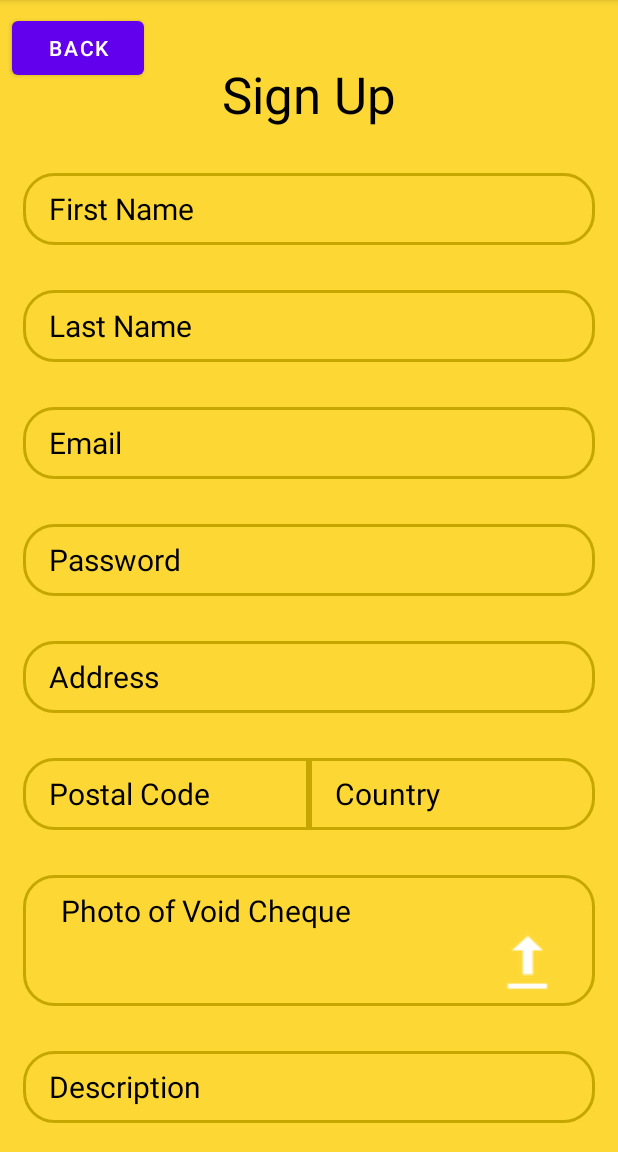
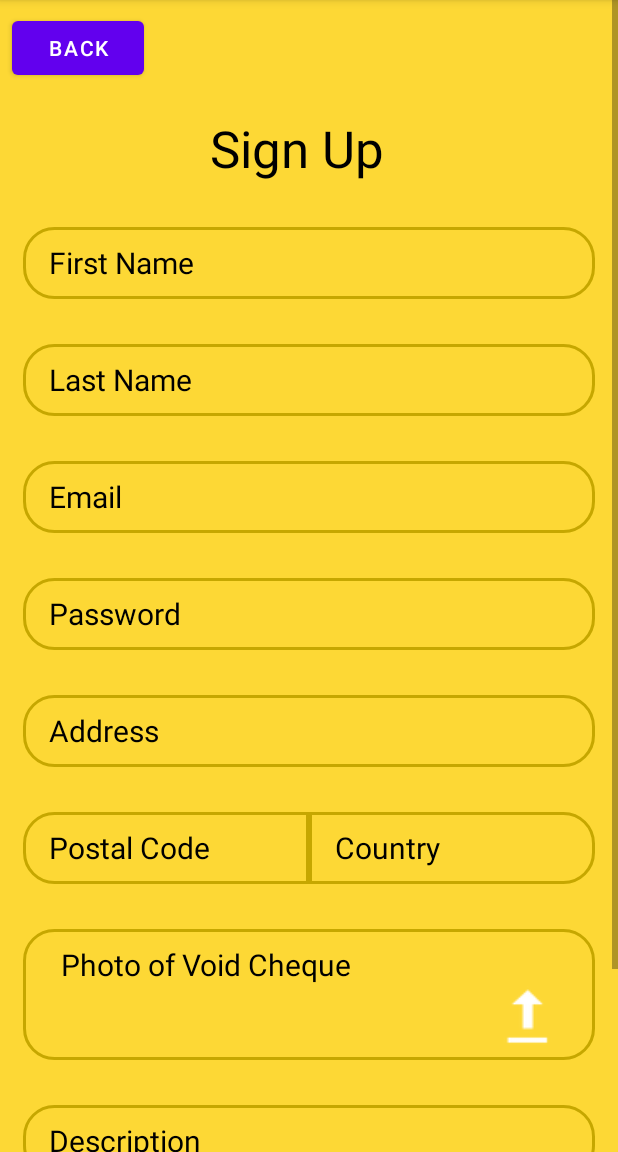
Before and after one commit to Tom-Latimer/Mealer, an Android app: the CookSignUp screen opened directly, with no data from a screen before it, on a phone screen of 412 x 824 dp, the part 84-1236 px from its top. Run offline under Robolectric (Android 15) with nearby library versions, the phone set to English and light mode, and no system bars.

Commit message:
adding changes to cook sign up

```diff
--- a/app/src/main/java/com/example/mealer/CookSignUp.java
+++ b/app/src/main/java/com/example/mealer/CookSignUp.java
@@ -3,18 +3,15 @@ package com.example.mealer;
 import androidx.appcompat.app.AppCompatActivity;
 
 import android.content.Intent;
-import android.graphics.Bitmap;
-import android.graphics.BitmapFactory;
 import android.net.Uri;
 import android.os.Bundle;
 import android.view.View;
 import android.widget.ImageView;
-import android.widget.Toast;
-
-import java.io.FileNotFoundException;
-import java.io.InputStream;
 
 public class CookSignUp extends AppCompatActivity {
+
+    int SELECT_PICTURE = 100;
+    ImageView imgCheque;
 
     @Override
     protected void onCreate(Bundle savedInstanceState) {
@@ -26,32 +23,27 @@ public class CookSignUp extends AppCompatActivity {
         startActivity(new Intent(CookSignUp.this, MainActivity.class));
     }
 
-    //protected void ChooseImageBtn(){
-    //    Intent chooseVoidCheckPhoto = new Intent(Intent.ACTION_PICK);
-    //    chooseVoidCheckPhoto.setType("image/*");
-    //    onActivityForResult(chooseVoidCheckPhoto);
-    //}
+    public void btnCookToHome(View view){
+        startActivity(new Intent(CookSignUp.this, Home.class));
+    }
 
-    //protected void onActivityResult(int requestCode, int resultCode, Intent data){
+    protected void ChooseImageBtn(){
+        Intent chooseVoidCheckPhoto = new Intent();
+        chooseVoidCheckPhoto.setType("image/*");
+        chooseVoidCheckPhoto.setAction(Intent.ACTION_GET_CONTENT);
+        startActivityForResult(Intent.createChooser(chooseVoidCheckPhoto, "Select Picture"), SELECT_PICTURE);
+    }
 
-    //    final Uri photoURI = data.getData();
-    //    final InputStream photoInputStream = getContentResolver().openInputStream(photoURI);
-    //    final Bitmap photoCheque = BitmapFactory.decodeStream(photoInputStream);
-    //    imgCheque.setImageBitmap(photoCheque);
+    protected void onActivityResult(int requestCode, int resultCode, Intent data){
+        super.onActivityResult(requestCode,resultCode,data);
 
-        //if (resultCode == RESULT_OK) {
-        //    try {
-        //        final Uri photoURI = data.getData();
-        //        final InputStream photoInputStream = getContentResolver().openInputStream(photoURI);
-        //        final Bitmap photoCheque = BitmapFactory.decodeStream(photoInputStream);
-        //        imgCheque.setImageBitmap(photoCheque);
-        //    } catch (FileNotFoundException e) {
-        //        e.printStackTrace();
-        //        Toast.makeText(PostImage.this, "There was an issue.", Toast.LENGTH_LONG).show();
-        //    }
-
-        //}else {
-        //    Toast.makeText(PostImage.this, "No image was selected",Toast.LENGTH_LONG).show();
-        //}
-    //}
+        if (resultCode == RESULT_OK){
+            if (requestCode == SELECT_PICTURE){
+                Uri photoURI = data.getData();
+                if (photoURI != null){
+                    imgCheque.setImageURI(photoURI);
+                }
+            }
+        }
+    }
 }
--- a/app/src/main/res/layout/activity_cook_sign_up.xml
+++ b/app/src/main/res/layout/activity_cook_sign_up.xml
@@ -7,6 +7,15 @@
     android:background="#fdd835"
     tools:context=".CookSignUp">
 
+    <ScrollView
+        android:layout_width="match_parent"
+        android:layout_height="match_parent">
+
+        <LinearLayout
+            android:layout_width="match_parent"
+            android:layout_height="wrap_content"
+            android:orientation="vertical" >
+
             <Button
                 android:id="@+id/btnBack"
                 android:layout_width="wrap_content"
@@ -14,21 +23,18 @@
                 android:layout_marginStart="8dp"
                 android:layout_marginTop="8dp"
                 android:onClick="btnBackToMain"
-        android:text="Back"
-        app:layout_constraintStart_toStartOf="parent"
-        app:layout_constraintTop_toTopOf="parent" />
+                android:text="Back" />
 
             <TextView
                 android:id="@+id/sign_up_display2"
                 android:layout_width="wrap_content"
                 android:layout_height="wrap_content"
-        android:layout_marginTop="40dp"
+                android:layout_marginLeft="140dp"
+                android:layout_marginTop="20dp"
                 android:text="@string/sign_up"
+                android:textAlignment="center"
                 android:textColor="#000000"
-        android:textSize="34sp"
-        app:layout_constraintEnd_toEndOf="parent"
-        app:layout_constraintStart_toStartOf="parent"
-        app:layout_constraintTop_toTopOf="parent" />
+                android:textSize="34sp" />
 
             <EditText
                 android:id="@+id/firstNameField2"
@@ -49,10 +55,7 @@
                 android:paddingEnd="17dp"
                 android:paddingBottom="10dp"
                 android:textColorHint="@color/black"
-        android:textSize="20sp"
-        app:layout_constraintEnd_toEndOf="parent"
-        app:layout_constraintStart_toStartOf="parent"
-        app:layout_constraintTop_toBottomOf="@+id/sign_up_display2" />
+                android:textSize="20sp" />
 
             <EditText
                 android:id="@+id/lastNameField2"
@@ -73,11 +76,7 @@
                 android:paddingEnd="17dp"
                 android:paddingBottom="10dp"
                 android:textColorHint="@color/black"
-        android:textSize="20sp"
-        app:layout_constraintEnd_toEndOf="parent"
-        app:layout_constraintHorizontal_bias="0.0"
-        app:layout_constraintStart_toStartOf="parent"
-        app:layout_constraintTop_toBottomOf="@+id/firstNameField2" />
+                android:textSize="20sp" />
 
             <EditText
                 android:id="@+id/emailField2"
@@ -98,10 +97,7 @@
                 android:paddingEnd="17dp"
                 android:paddingBottom="10dp"
                 android:textColorHint="@color/black"
-        android:textSize="20sp"
-        app:layout_constraintEnd_toEndOf="parent"
-        app:layout_constraintStart_toStartOf="parent"
-        app:layout_constraintTop_toBottomOf="@id/lastNameField2" />
+                android:textSize="20sp" />
 
             <EditText
                 android:id="@+id/passwordField2"
@@ -122,10 +118,7 @@
                 android:paddingEnd="17dp"
                 android:paddingBottom="10dp"
                 android:textColorHint="@color/black"
-        android:textSize="20sp"
-        app:layout_constraintEnd_toEndOf="parent"
-        app:layout_constraintStart_toStartOf="parent"
-        app:layout_constraintTop_toBottomOf="@+id/emailField2" />
+                android:textSize="20sp" />
 
             <EditText
                 android:id="@+id/addressField"
@@ -146,18 +139,14 @@
                 android:paddingEnd="17dp"
                 android:paddingBottom="10dp"
                 android:textColorHint="@color/black"
-        android:textSize="20sp"
-        app:layout_constraintEnd_toEndOf="parent"
-        app:layout_constraintStart_toStartOf="parent"
-        app:layout_constraintTop_toBottomOf="@+id/passwordField2" />
+                android:textSize="20sp" />
 
             <LinearLayout
                 android:id="@+id/linearLayout2"
                 android:layout_width="match_parent"
                 android:layout_height="wrap_content"
                 android:layout_marginTop="30dp"
-        android:orientation="horizontal"
-        app:layout_constraintTop_toBottomOf="@+id/addressField">
+                android:orientation="horizontal">
 
                 <EditText
                     android:id="@+id/postalCodeField"
@@ -213,10 +202,7 @@
                 android:layout_marginTop="30dp"
                 android:layout_marginEnd="15dp"
                 android:background="@drawable/edit_text_background"
-        android:orientation="vertical"
-        app:layout_constraintEnd_toEndOf="parent"
-        app:layout_constraintStart_toStartOf="parent"
-        app:layout_constraintTop_toBottomOf="@+id/linearLayout2">
+                android:orientation="vertical">
 
                 <TextView
                     android:id="@+id/lblVoidCheque"
@@ -279,11 +265,7 @@
                 android:paddingEnd="17dp"
                 android:paddingBottom="10dp"
                 android:textColorHint="@color/black"
-        android:textSize="20sp"
-        app:layout_constraintEnd_toEndOf="parent"
-        app:layout_constraintHorizontal_bias="0.0"
-        app:layout_constraintStart_toStartOf="parent"
-        app:layout_constraintTop_toBottomOf="@+id/linearLayout3" />
+                android:textSize="20sp" />
 
             <Button
                 android:id="@+id/signUpButtonCook"
@@ -292,12 +274,13 @@
                 android:layout_marginStart="15dp"
                 android:layout_marginTop="30dp"
                 android:layout_marginEnd="15dp"
+                android:layout_marginBottom="50dp"
                 android:background="@drawable/button_background"
+                android:onClick="btnCookToHome"
                 android:text="@string/sign_up"
-        app:layout_constraintEnd_toEndOf="parent"
-        app:layout_constraintHorizontal_bias="1.0"
-        app:layout_constraintStart_toStartOf="parent"
-        app:layout_constraintTop_toBottomOf="@+id/descriptionField"
                 tools:ignore="DuplicateSpeakableTextCheck" />
 
+        </LinearLayout>
+    </ScrollView>
+
 </androidx.constraintlayout.widget.ConstraintLayout>
```
Lines whose indentation alone changed are shown as unchanged.
